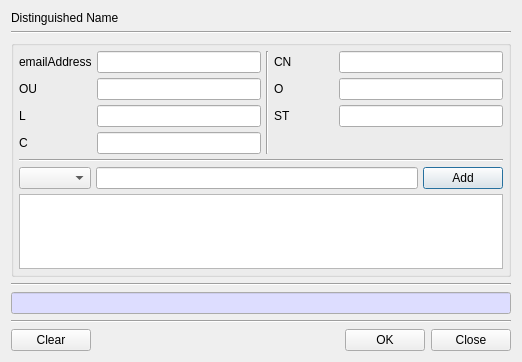
This is CertMan/make_dn_dlg.ui in jykim74/CertMan as Qt 5 draws it before an edit. The edited form follows.
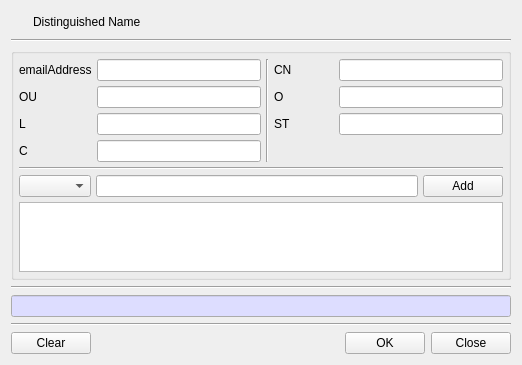
This is the edited form. Icons and pictures are not drawn.

```diff
--- a/CertMan/make_dn_dlg.ui
+++ b/CertMan/make_dn_dlg.ui
@@ -7,7 +7,7 @@
     <x>0</x>
     <y>0</y>
     <width>518</width>
-    <height>362</height>
+    <height>364</height>
    </rect>
   </property>
   <property name="windowTitle">
@@ -15,11 +15,41 @@
   </property>
   <layout class="QVBoxLayout" name="verticalLayout">
    <item>
-    <widget class="QLabel" name="label">
-     <property name="text">
-      <string>Distinguished Name</string>
-     </property>
-    </widget>
+    <layout class="QGridLayout" name="gridLayout_4">
+     <item row="0" column="1">
+      <widget class="QLabel" name="label">
+       <property name="text">
+        <string>Distinguished Name</string>
+       </property>
+      </widget>
+     </item>
+     <item row="0" column="0">
+      <widget class="QPushButton" name="pushButton">
+       <property name="minimumSize">
+        <size>
+         <width>16</width>
+         <height>0</height>
+        </size>
+       </property>
+       <property name="maximumSize">
+        <size>
+         <width>16</width>
+         <height>16777215</height>
+        </size>
+       </property>
+       <property name="text">
+        <string/>
+       </property>
+       <property name="icon">
+        <iconset resource="certman.qrc">
+         <normaloff>:/images/info.png</normaloff>:/images/info.png</iconset>
+       </property>
+       <property name="flat">
+        <bool>true</bool>
+       </property>
+      </widget>
+     </item>
+    </layout>
    </item>
    <item>
     <widget class="Line" name="line">
```
Left out of the diff: 16 changed lines with no effect on the pictures.
